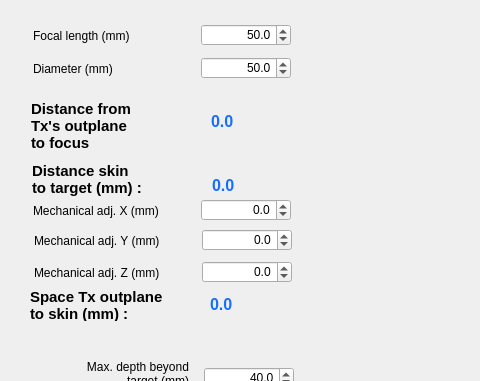
First picture: the form in BabelBrain/Babel_SingleTx/form.ui, repository ProteusMRIgHIFU/BabelBrain, before the edit; both pictures show x 0 to 480 and y 0 to 381 of the 1226 by 473 pixel window.
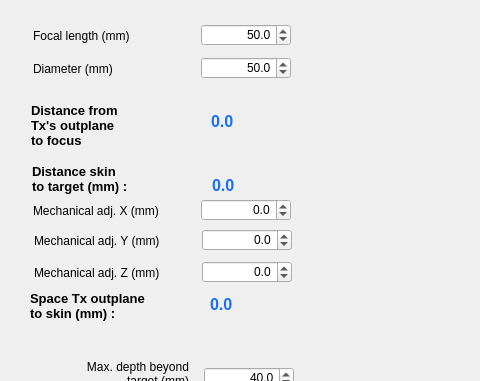
Second picture: the form after the edit.

```diff
--- a/BabelBrain/Babel_SingleTx/form.ui
+++ b/BabelBrain/Babel_SingleTx/form.ui
@@ -62,7 +62,7 @@
    </property>
    <property name="font">
     <font>
-     <pointsize>11</pointsize>
+     <pointsize>10</pointsize>
      <bold>true</bold>
     </font>
    </property>
@@ -328,7 +328,7 @@
    </property>
    <property name="font">
     <font>
-     <pointsize>11</pointsize>
+     <pointsize>10</pointsize>
      <bold>true</bold>
     </font>
    </property>
@@ -374,7 +374,7 @@
    </property>
    <property name="font">
     <font>
-     <pointsize>11</pointsize>
+     <pointsize>10</pointsize>
      <bold>true</bold>
     </font>
    </property>
```
